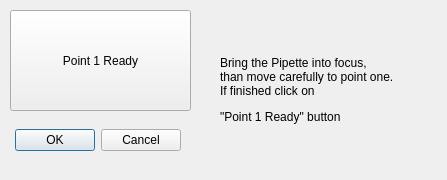
First picture: the form in calibratedialog.ui, repository grexai/SpheroidPicker-2, before the edit.
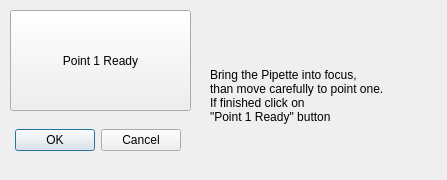
Second picture: the form after the edit.

The edit to the form file:
```diff
--- a/calibratedialog.ui
+++ b/calibratedialog.ui
@@ -45,14 +45,17 @@
   <widget class="QLabel" name="whattodotext">
    <property name="geometry">
     <rect>
-     <x>220</x>
-     <y>20</y>
-     <width>201</width>
-     <height>141</height>
+     <x>210</x>
+     <y>50</y>
+     <width>181</width>
+     <height>91</height>
     </rect>
    </property>
    <property name="text">
-    <string>&lt;html&gt;&lt;head/&gt;&lt;body&gt;&lt;p&gt;Bring the Pipette into focus, &lt;br/&gt;than move carefully to point one.&lt;br/&gt;If finished click on&lt;/p&gt;&lt;p&gt;&amp;quot;Point 1 Ready&amp;quot; button&lt;/p&gt;&lt;/body&gt;&lt;/html&gt;</string>
+    <string>Bring the Pipette into focus, 
+than move carefully to point one.
+If finished click on
+&quot;Point 1 Ready&quot; button</string>
    </property>
   </widget>
  </widget>
```
Left out of the diff: 34 changed lines with no effect on the pictures.
